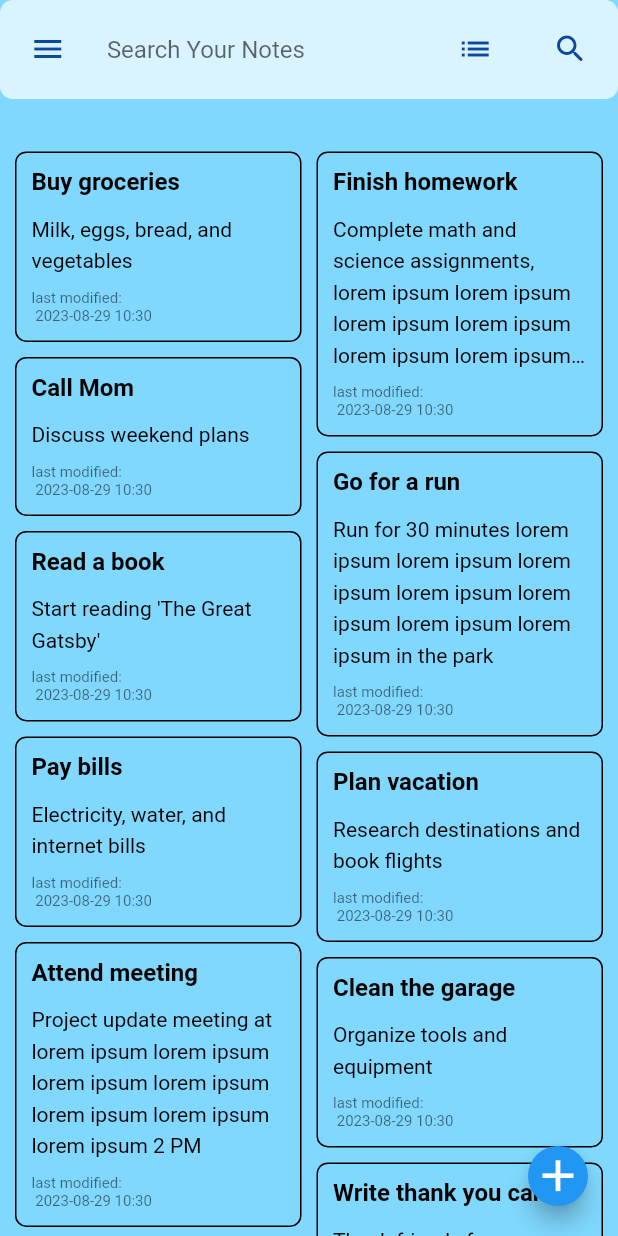
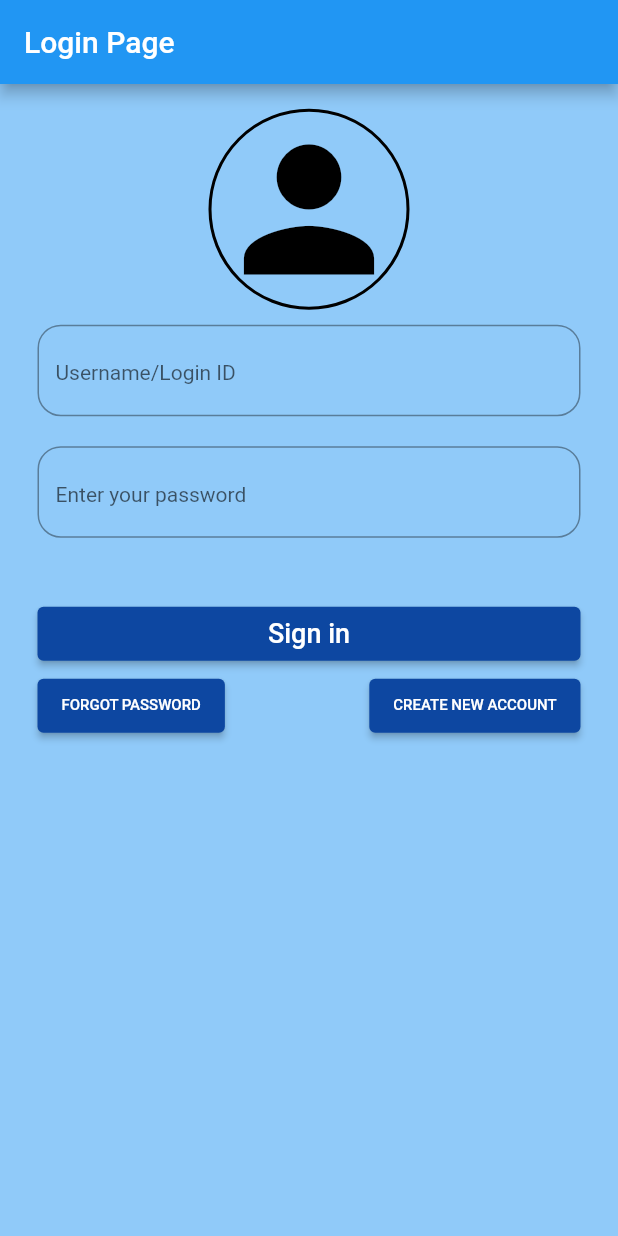
Before and after one commit to ChaurasiaP/fundoo-notes, a Flutter app: the screen it shows after launch, on a phone screen of 412 x 824 dp. Run offline on Flutter 3.47's test engine with Material 2 defaults, Android fonts, the phone set to English and light mode, and no system bars; our stand-ins replace firebase_auth, firebase_core, shared_preferences; accounts and stored records are empty.

Commit message:
refractored code and integrated login page via email auth

```diff
--- a/lib/UI/routes/display_note.dart
+++ b/lib/UI/display_note.dart
@@ -1,6 +1,7 @@
 import 'package:flutter/material.dart';
 import 'package:fundoo_notes_app/style/colors.dart';
 
+// to expand the selected note and view it completely
 
 class DisplayNote extends StatelessWidget {
   final String heading;
@@ -14,7 +15,7 @@ class DisplayNote extends StatelessWidget {
       appBar: AppBar(
         title: Text(heading),
       ),
-      backgroundColor: routesBG,
+      backgroundColor: allRoutesBG,
       body: Padding(
         padding: EdgeInsets.all(MediaQuery.of(context).size.width*0.1),
         child: Text(content, style: const TextStyle(fontSize: 16),),
--- /dev/null
+++ b/lib/UI/login_screen.dart
@@ -0,0 +1,179 @@
+
+import 'package:firebase_auth/firebase_auth.dart';
+import 'package:flutter/material.dart';
+import 'package:fundoo_notes_app/UI/main_screen.dart';
+import 'package:fundoo_notes_app/UI/reset_password.dart';
+import 'package:fundoo_notes_app/UI/sign_up_screen.dart';
+import 'package:fundoo_notes_app/style/colors.dart';
+import 'package:fundoo_notes_app/style/text_style.dart';
+
+class LoginPage extends StatefulWidget {
+  const LoginPage({super.key});
+
+  @override
+  State<LoginPage> createState() => _LoginPageState();
+}
+
+class _LoginPageState extends State<LoginPage> {
+
+  // controllers to handle user input email and password
+  TextEditingController userNameController = TextEditingController();
+  TextEditingController passwordController = TextEditingController();
+
+  @override
+  Widget build(BuildContext context) {
+    return Scaffold(
+      resizeToAvoidBottomInset: false, // to avoid pixel overflow while opening the keyboard
+
+      appBar: AppBar(
+        title: const Text("Login Page"),
+      ),
+      body: _page(),
+      backgroundColor: allRoutesBG,
+    );
+  }
+
+  // function _page will contain icon, text-fields to take email and password and other buttons
+  Widget _page() => Center(
+    child: Padding(
+      padding: const EdgeInsets.symmetric(horizontal: 25.0),
+      child: Column (
+        children: [
+          Padding(padding: EdgeInsets.only(top: MediaQuery.of(context).size.height*0.02), child: _icon()),
+          Padding(
+            padding: const EdgeInsets.only(top: 10, bottom: 10),
+            child: _loginField(),
+          ),
+          Padding(
+              padding: const EdgeInsets.only(top: 10, bottom: 10),
+              child: _passwordField()),
+          Padding(
+              padding: const EdgeInsets.only(top: 30),
+              child: _actionButtons())
+        ],
+      ),
+    ),
+  );
+
+  Widget _icon() => Container(
+    decoration: BoxDecoration(
+      border: Border.all(
+          width: 2, color: Colors.black, style: BorderStyle.solid),
+      shape: BoxShape.circle,
+    ),
+    child: const Icon(
+      Icons.person,
+      size: 130,
+      color: Colors.black,
+    ),
+  );
+
+
+
+  Widget _loginField() => TextField(
+    controller: userNameController,
+    style: contentStyle,
+    decoration: _loginPageDecoration("Username/Login ID") ,
+  );
+  Widget _passwordField() => TextField(
+      controller: passwordController,
+      obscureText: true,
+      style: contentStyle,
+      decoration: _loginPageDecoration("Enter your password")
+  );
+  Widget _actionButtons() => Column(
+    children: [
+      // sign in button
+      ElevatedButton(
+          onPressed: () => _checkCredentials(),
+          style: ElevatedButton.styleFrom(backgroundColor: buttonsColor),
+          child: const SizedBox(
+            width: double.infinity,
+            child: Text(
+              "Sign in",
+              textAlign: TextAlign.center,
+              style: TextStyle(fontSize: 18),
+            ),
+          )),
+      Row(
+        mainAxisAlignment: MainAxisAlignment.spaceBetween,
+        children: [
+          // forgot password button
+          ElevatedButton(
+              onPressed: () => {
+                Navigator.push(context, MaterialPageRoute(
+                    builder: (context) => const ResetPassword())
+                )
+              },
+              style:
+              ElevatedButton.styleFrom(backgroundColor: buttonsColor),
+              child: const Text(
+                "FORGOT PASSWORD",
+                style: TextStyle(color: Colors.white, fontSize: 10),
+              )),
+
+          // create new account button
+          ElevatedButton(
+              onPressed: () => {
+                Navigator.push(context, MaterialPageRoute(
+                    builder: (context) => const SignUpScreen()))
+              },
+              style: ElevatedButton.styleFrom(
+                backgroundColor: buttonsColor,
+              ),
+              child: const Text(
+                "CREATE NEW ACCOUNT",
+                style: TextStyle(
+                  color: Colors.white,
+                  fontSize: 10,
+                ),
+              )),
+        ],
+      ),
+    ],
+  );
+
+
+  _loginPageDecoration(String message) =>
+      InputDecoration(
+          focusedBorder: OutlineInputBorder(
+              borderSide: const BorderSide(color: Colors.black, width: 2),
+              borderRadius: BorderRadius.circular(15.5)),
+          border: OutlineInputBorder(
+            borderSide: const BorderSide(color: Colors.black),
+            borderRadius: BorderRadius.circular(15.5),
+          ),
+          hintText: message);
+
+  _checkCredentials() async {
+    String email = userNameController.text.trim();
+    String password = passwordController.text.trim();
+
+    debugPrint(email);
+    debugPrint(password);
+    try{
+      final userCredential = await FirebaseAuth.instance.signInWithEmailAndPassword(
+          email: email.trim(),
+          password: password);
+      _signedIn(email, password);
+
+      _showSnackBar("Login Successful", Colors.green.shade400);
+
+    }on FirebaseAuthException catch(ex){
+      debugPrint(ex.code.toString());
+      _showSnackBar(ex.code.toString(), Colors.lime.shade400);
+
+    }
+  }
+  void _showSnackBar(String message, Color color){
+    final snackBar = SnackBar(
+        content: Text(message,
+            style: const TextStyle(fontSize: 20)),
+        padding: const EdgeInsets.all(20.0),
+        backgroundColor: color);
+    ScaffoldMessenger.of(context).showSnackBar(snackBar);
+  }
+  void _signedIn(String email, String password){
+    Navigator.pushReplacement(context, MaterialPageRoute(builder: (context)=>const MainRoute()));
+  }
+}
--- a/lib/UI/main_screen.dart
+++ b/lib/UI/main_screen.dart
@@ -1,11 +1,11 @@
 import 'dart:math';
-
 import 'package:flutter/material.dart';
 import 'package:flutter_staggered_grid_view/flutter_staggered_grid_view.dart';
-import 'package:fundoo_notes_app/UI/routes/add_new_note.dart';
-import 'package:fundoo_notes_app/UI/routes/display_note.dart';
+import 'package:fundoo_notes_app/UI/add_new_note.dart';
+import 'package:fundoo_notes_app/UI/display_note.dart';
 import 'package:fundoo_notes_app/UI/side_menu.dart';
-import 'package:fundoo_notes_app/notes_db/sample_notes.dart';
+import 'package:fundoo_notes_app/services/login_info.dart';
+import 'package:fundoo_notes_app/services/sample_notes.dart';
 import 'package:fundoo_notes_app/style/colors.dart';
 import 'package:fundoo_notes_app/style/text_style.dart';
 
@@ -17,6 +17,8 @@ class MainRoute extends StatefulWidget {
 }
 
 class _MainRouteState extends State<MainRoute> {
+
+
   List<Note> notesList = Note.getSampleNotes();
 
   // declaring a global key to enable drawer expansion, where required
@@ -31,7 +33,7 @@ class _MainRouteState extends State<MainRoute> {
       drawer: const SideMenu(),
       // drawer menu-bar ends
 
-      backgroundColor: Colors.lightBlueAccent[100],
+      backgroundColor: allRoutesBG,
 
       body: SafeArea(
         // wrapped into SafeArea widget display content below the notch area
@@ -44,7 +46,7 @@ class _MainRouteState extends State<MainRoute> {
               width: MediaQuery.of(context).size.width,
 
               decoration: BoxDecoration(
-                  color: widgetBG, borderRadius: BorderRadius.circular(8.5)),
+                  color: searchBarBG, borderRadius: BorderRadius.circular(8.5)),
 
               //title bar items wrapped under row, since, they are to be displayed in a row
               child: Row(
@@ -92,7 +94,7 @@ class _MainRouteState extends State<MainRoute> {
       onPressed: () {
         _drawerKey.currentState!.openDrawer();
       },
-      icon: Icon(Icons.menu, color: widgetsColor));
+      icon: Icon(Icons.menu, color: buttonsColor));
 
   // search bar
   Widget _searchBar() => Container(
@@ -110,11 +112,11 @@ class _MainRouteState extends State<MainRoute> {
 
   // switch to list/tab view
   Widget _changeViewMode() =>
-      IconButton(onPressed: () {}, icon: Icon(Icons.list, color: widgetsColor));
+      IconButton(onPressed: () {}, icon: Icon(Icons.list, color: buttonsColor));
 
 // search icon
   Widget _searchButton() => IconButton(
-      onPressed: () {}, icon: Icon(Icons.search_rounded, color: widgetsColor));
+      onPressed: () {}, icon: Icon(Icons.search_rounded, color: buttonsColor));
 
   Widget _displayNotes() => Expanded(
         child: MasonryGridView.count(
@@ -134,7 +136,7 @@ class _MainRouteState extends State<MainRoute> {
                   },
                   child: Container(
                       decoration: BoxDecoration(
-                          // color: _colorGenerator(),
+                           color: _colorGenerator(),
                           border: Border.all(color: Colors.black),
                           borderRadius: BorderRadius.circular(7.5)),
                       padding: const EdgeInsets.all(10),
--- a/lib/UI/routes/settings.dart
+++ b/lib/UI/settings.dart
@@ -1,4 +1,5 @@
 import 'package:flutter/material.dart';
+import 'package:fundoo_notes_app/style/colors.dart';
 
 class SettingsRoute extends StatelessWidget {
   const SettingsRoute({super.key});
@@ -9,7 +10,7 @@ class SettingsRoute extends StatelessWidget {
       appBar: AppBar(
         title: const Text("Settings"),
       ),
-
+      backgroundColor: allRoutesBG,
     );
   }
 }
--- a/lib/main.dart
+++ b/lib/main.dart
@@ -1,15 +1,48 @@
 import 'package:flutter/material.dart';
+import 'package:firebase_core/firebase_core.dart';
+import 'package:fundoo_notes_app/UI/login_screen.dart';
 import 'package:fundoo_notes_app/UI/main_screen.dart';
-import 'package:firebase_core/firebase_core.dart';
+import 'package:fundoo_notes_app/services/login_info.dart';
 import 'firebase_options.dart';
 
-void main() async{
+Future<void> main() async{
 
   WidgetsFlutterBinding.ensureInitialized();
   await Firebase.initializeApp(
     options: DefaultFirebaseOptions.currentPlatform,
   );
   runApp(const MaterialApp(
-    home: MainRoute()
+    home: MyApp()
   ));
 }
+
+class MyApp extends StatefulWidget {
+  const MyApp({super.key});
+
+  @override
+  State<MyApp> createState() => _MyAppState();
+}
+
+class _MyAppState extends State<MyApp> {
+  bool isLogin = false;
+
+  getLoggedInState() async {
+    await LocalDataSaver.getLogData().then((value) {
+      setState(() {
+        isLogin = value.toString() == "null";
+      });
+    });
+  }
+
+  @override
+  void initState(){
+    super.initState();
+    getLoggedInState();
+  }
+  @override
+  Widget build(BuildContext context) {
+    return MaterialApp(
+      home: isLogin ? LoginPage() : MainRoute(),
+    );
+  }
+}
--- /dev/null
+++ b/lib/services/login_info.dart
@@ -0,0 +1,42 @@
+import 'package:shared_preferences/shared_preferences.dart';
+
+class LocalDataSaver{
+  static String nameKey = "NAMEKEY";
+  static String emailKey = "EMAILKEY";
+  static String imgKey = "IMGKEY";
+  static String logKey = "LOGKEY";
+
+  static Future<bool?> saveName(String username) async{
+    SharedPreferences preferences = await SharedPreferences.getInstance();
+    return await preferences.setString(nameKey, username);
+  }
+  static Future<bool?> saveEmail(String email) async{
+    SharedPreferences preferences = await SharedPreferences.getInstance();
+    return await preferences.setString(emailKey, email);
+  }
+  static Future<bool?> saveImg(String imgURL) async{
+    SharedPreferences preferences = await SharedPreferences.getInstance();
+    return await preferences.setString(imgKey, imgURL);
+  }
+  static Future<bool?> saveLogData(bool isUserLoggedIn) async{
+    SharedPreferences preferences = await SharedPreferences.getInstance();
+    return await preferences.setBool(logKey, isUserLoggedIn);
+  }
+
+  static Future<String?> getName() async{
+    SharedPreferences preferences = await SharedPreferences.getInstance();
+    return await preferences.getString(nameKey);
+  }
+  static Future<String?> getEmail() async{
+    SharedPreferences preferences = await SharedPreferences.getInstance();
+    return await preferences.getString(emailKey);
+  }
+  static Future<String?> getImg() async{
+    SharedPreferences preferences = await SharedPreferences.getInstance();
+    return await preferences.getString(imgKey);
+  }
+  static Future<bool?> getLogData() async{
+    SharedPreferences preferences = await SharedPreferences.getInstance();
+    return await preferences.getBool(logKey);
+  }
+}
--- a/lib/style/button_style.dart
+++ b/lib/style/button_style.dart
@@ -2,10 +2,9 @@ import 'package:flutter/material.dart';
 import 'package:fundoo_notes_app/style/colors.dart';
 
 var buttonStyle = ButtonStyle(
-    backgroundColor: MaterialStateProperty.all(activeTab),
     shape: MaterialStateProperty.all(const RoundedRectangleBorder(
         borderRadius: BorderRadius.only(
-            topRight: Radius.circular(50), bottomRight: Radius.circular(50)
+            topRight: Radius.circular(100), bottomRight: Radius.circular(100)
         )
     ))
 );
--- a/lib/style/colors.dart
+++ b/lib/style/colors.dart
@@ -1,11 +1,13 @@
 import 'package:flutter/material.dart';
 
 // initializing some variables which will be used and repeated multiple times throughout
-var widgetBG = Colors.white70;
-var routesBG = Colors.blue[200];
+var searchBarBG = Colors.white70;
+var allRoutesBG = Colors.blue[200];
 var activeTab = Colors.blueAccent[200];
-var widgetsColor = Colors.blue.shade900;
+var buttonsColor = Colors.blue.shade900;
 
+// optional list of colors to assign random colors to notes, everytime the app is opened
+// currently not in use
 List<Color?> notesColors = [
   Colors.redAccent[100],
   Colors.lime[100],
--- a/lib/style/text_style.dart
+++ b/lib/style/text_style.dart
@@ -18,3 +18,5 @@ var subtitleTextStyle = const TextStyle(
   fontWeight: FontWeight.normal,
   color: Colors.black54
 );
+var hintTextStyle = const TextStyle(color: Colors.black54, fontSize: 14);
+var headingHintStyle = const TextStyle(color: Colors.black54, fontSize: 25);
--- a/pubspec.yaml
+++ b/pubspec.yaml
@@ -40,6 +40,7 @@ dependencies:
   firebase_core: ^2.15.1
   firebase_auth: ^4.8.0
   sqflite: ^2.3.0
+  shared_preferences: ^2.2.0
 
 
 dev_dependencies:
```
Also changed, not shown: lib/UI/add_new_note.dart (renamed from lib/UI/routes/add_new_note.dart, +10 -9 lines), lib/UI/reset_password.dart (added, +73 -0 lines), lib/UI/side_menu.dart (+11 -11 lines), lib/UI/sign_up_screen.dart (added, +139 -0 lines), lib/UI/expand_notes.dart (deleted), lib/services/sample_notes.dart (renamed from lib/notes_db/sample_notes.dart), pubspec.lock, 1 other file.
